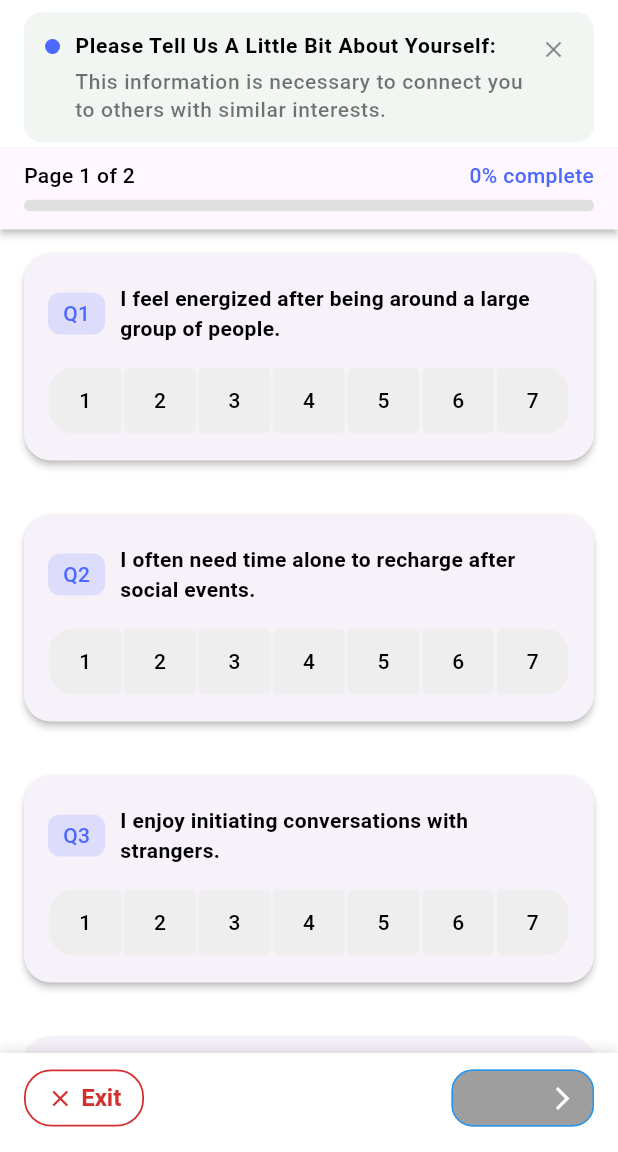
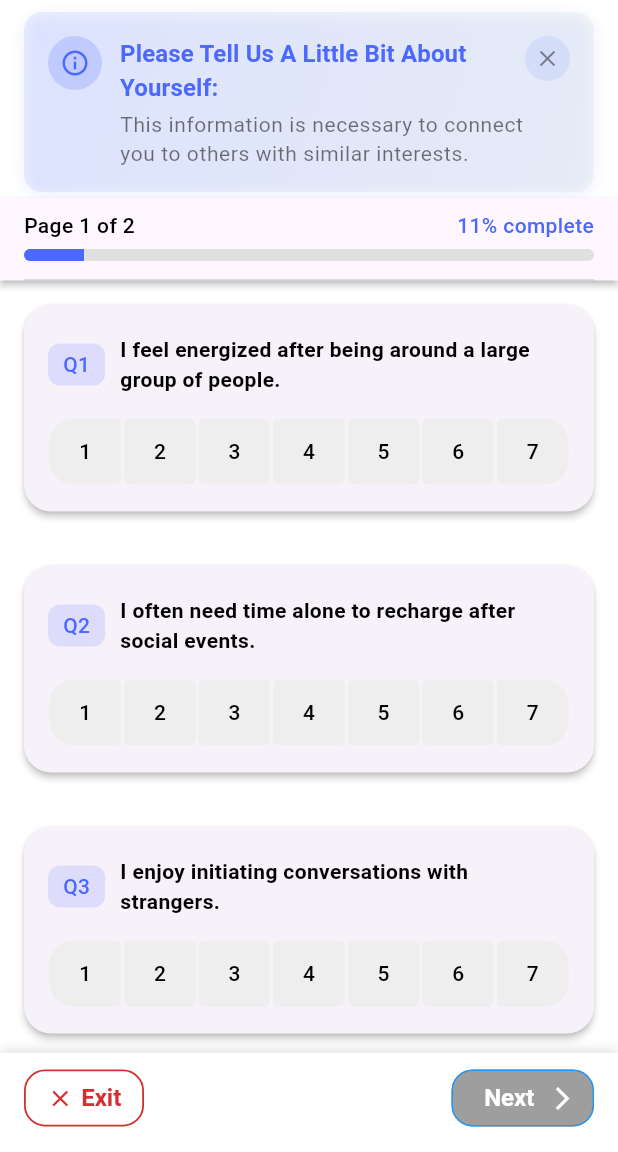
Before and after one commit to LucasKniska/Hey-You, a Flutter app: the PersonalityQuizPage screen opened directly, on a phone screen of 412 x 824 dp, the part 84-1236 px from its top. Run offline on Flutter 3.47's test engine with Material 3 defaults, Android fonts, the light colour scheme and no system bars; our stand-ins replace cloud_firestore, firebase_auth, firebase_core, flutter_animate, flutter_native_splash, geocoding and 5 more; accounts and stored records are empty; project files that could hold a hidden picture were left out.

Commit message:
Added FRQ, Updated Backend for new Question system

```diff
--- a/lib/Data/models/QuizQuestions.dart
+++ b/lib/Data/models/QuizQuestions.dart
@@ -17,9 +17,8 @@ final List<Question> questionList = <Question>[
   Question(title: 'I value objective logic over personal values when solving problems.', answer: 0, key: '15', type: 2),
   Question(title: 'I like having decisions settled well in advance.', answer: 0, key: '16', type: 2),
   Question(title: 'I keep my options open until the last possible moment.', answer: 0, key: '17', type: 2),
-  Question(title: 'Detailed schedules help me feel in control.', answer: 0, key: '18', type: 2),
-  Question(title: 'I’m comfortable adapting plans on the fly.', answer: 0, key: '19', type: 2),
-  Question(title: 'I prefer clear rules to spontaneous approaches.', answer: 0, key: '20', type: 2),
+  Question(title: 'What are your main interests?', answer: '', key: '20', type: 0),
+  Question(title: 'What are your current academic engagements?', answer: '', key: '23', type: 0),
 ];
 
 
@@ -27,7 +26,7 @@ final List<Question> questionList = <Question>[
 class Question {
 
   final String title;
-  int answer;
+  dynamic answer;
   String key;
   int type;
 
--- a/lib/Features/Authentication/controllers/signin_controller.dart
+++ b/lib/Features/Authentication/controllers/signin_controller.dart
@@ -55,6 +55,9 @@ class SignInController extends GetxController {
 
       // TODO Do internet check
 
+      final userCredentials = await AuthenticationRepository.instance.loginWithEmailAndPassword(email.text.trim(), password.text.trim());
+      Get.put(UserRepository());
+
       if (rememberMe.value) {
         localStorage.write('REMEMBER_EMAIL', email.text.trim());
         localStorage.write('REMEMBER_PASSWORD', password.text.trim());
@@ -62,9 +65,6 @@ class SignInController extends GetxController {
         localStorage.write('REMEMBER_EMAIL', '');
         localStorage.write('REMEMBER_PASSWORD', '');
       }
-
-      final userCredentials = await AuthenticationRepository.instance.loginWithEmailAndPassword(email.text.trim(), password.text.trim());
-      Get.put(UserRepository());
 
       currentUser = await UserRepository.instance.getUserById(userCredentials.user!.uid);
 
--- a/lib/Features/PersonalityQuiz/PersonalityQuiz.dart
+++ b/lib/Features/PersonalityQuiz/PersonalityQuiz.dart
@@ -1,10 +1,14 @@
 import 'package:flutter/material.dart';
+import 'package:get/get.dart';
+import 'package:get/get_core/src/get_main.dart';
 import 'package:hey_you/Common/topbar.dart';
 import 'package:hey_you/Features/PersonalityQuiz/personality_quiz_controller.dart';
 import 'package:hey_you/Features/PersonalityQuiz/subwidgets/leftCenteredIconButton.dart';
 import 'package:hey_you/Features/PersonalityQuiz/subwidgets/rightCenteredIconButton.dart';
 
+import '../../Common/navigation_menu.dart';
 import '../../Data/models/QuizQuestions.dart';
+import '../../Data/repositories/authentication/authentication_repository.dart';
 import '../../utils/constants/colors.dart';
 import '../../utils/constants/text_string.dart';
 
@@ -31,9 +35,9 @@ class _PersonalityQuizPageState extends State<PersonalityQuizPage>
   }
 
   bool get batchComplete =>
-      batchIndices.every((i) => (questionList[i].answer ?? 0) >= 1);
+      batchIndices.every((i) => questionList[i].type == 0 || (questionList[i].answer ?? 0) >= 1);
   double get progress =>
-      questionList.where((q) => (q.answer ?? 0) >= 1).length /
+      questionList.where((q) => q.type == 0 || (q.answer ?? 0) >= 1).length /
       questionList.length;
 
   // ── controllers ────────────────────────────────────────────────────
@@ -124,7 +128,7 @@ class _PersonalityQuizPageState extends State<PersonalityQuizPage>
           (context) => AlertDialog(
             title: const Text('Exit Quiz?'),
             content: const Text(
-              'Are you sure you want to exit? Your answers will be saved.',
+              'Are you sure you want to exit? You can choose to save or not to save.',
             ),
             actions: [
               TextButton(
@@ -132,12 +136,18 @@ class _PersonalityQuizPageState extends State<PersonalityQuizPage>
                 child: const Text('Cancel'),
               ),
               TextButton(
+                onPressed: () => {
+                  _exit(),
+                  Get.offAll(() => NavigationMenu())
+                }, child: const Text('Exit', style: TextStyle(color: Colors.red)),
+              ),
+              TextButton(
                 onPressed:
                     () => {
-                      Navigator.of(context).pop(true),
+                      Get.offAll(() => NavigationMenu()),
                       controller.submitQuiz(),
                     },
-                child: const Text('Exit', style: TextStyle(color: Colors.red)),
+                child: const Text('Exit and Save', style: TextStyle(color: Colors.red)),
               ),
             ],
           ),
@@ -156,6 +166,10 @@ class _PersonalityQuizPageState extends State<PersonalityQuizPage>
       return;
     }
     controller.submitQuiz();
+  }
+
+  void _exit() {
+    controller.initAnswers();
   }
 
   // ── build ─────────────────────────────────────────────────────────
@@ -177,53 +191,88 @@ class _PersonalityQuizPageState extends State<PersonalityQuizPage>
           // ── info banner ──
           AnimatedCrossFade(
             duration: const Duration(milliseconds: 250),
-            crossFadeState:
-                showInfo ? CrossFadeState.showFirst : CrossFadeState.showSecond,
+            crossFadeState: showInfo ? CrossFadeState.showFirst : CrossFadeState.showSecond,
             firstChild: Container(
               width: double.infinity,
               margin: const EdgeInsets.fromLTRB(16, 8, 16, 4),
-              padding: const EdgeInsets.fromLTRB(14, 12, 14, 12),
+              padding: const EdgeInsets.all(16),
               decoration: BoxDecoration(
-                color: TColors.secondary.withOpacity(.08),
+                gradient: LinearGradient(
+                  colors: [
+                    TColors.primary.withOpacity(0.1),
+                    TColors.secondary.withOpacity(0.05),
+                  ],
+                  begin: Alignment.topLeft,
+                  end: Alignment.bottomRight,
+                ),
                 borderRadius: BorderRadius.circular(12),
+                boxShadow: [
+                  BoxShadow(
+                    color: TColors.primary.withOpacity(0.1),
+                    blurRadius: 8,
+                    offset: const Offset(0, 2),
+                  ),
+                ],
               ),
               child: Row(
                 crossAxisAlignment: CrossAxisAlignment.start,
                 children: [
+                  // Info Icon
                   Container(
-                    width: 10,
-                    height: 10,
-                    margin: const EdgeInsets.only(top: 6),
+                    padding: const EdgeInsets.all(8),
                     decoration: BoxDecoration(
-                      color: accent,
+                      color: TColors.primary.withOpacity(0.2),
                       shape: BoxShape.circle,
                     ),
+                    child: Icon(
+                      Icons.info_outline,
+                      size: 20,
+                      color: TColors.primary,
                     ),
-                  const SizedBox(width: 10),
+                  ),
+                  const SizedBox(width: 12),
+                  // Text Content
                   Expanded(
                     child: Column(
                       crossAxisAlignment: CrossAxisAlignment.start,
                       children: [
                         Text(
                           TTexts.quizTitle,
-                          style: Theme.of(context).textTheme.bodyLarge
-                              ?.copyWith(fontWeight: FontWeight.w600),
+                          style: Theme.of(context).textTheme.titleSmall?.copyWith(
+                            fontWeight: FontWeight.bold,
+                            color: TColors.primary,
+                          ),
+                          maxLines: 2,
+                          overflow: TextOverflow.ellipsis,
                         ),
                         const SizedBox(height: 4),
                         Text(
                           TTexts.quizUnder,
-                          style: Theme.of(context).textTheme.bodySmall
-                              ?.copyWith(color: Colors.black54),
+                          style: Theme.of(context).textTheme.bodySmall?.copyWith(
+                            color: Colors.black54,
+                            fontWeight: FontWeight.w400,
+                          ),
+                          maxLines: 2,
+                          overflow: TextOverflow.ellipsis,
                         ),
                       ],
                     ),
                   ),
+                  // Close Button
                   InkWell(
-                    borderRadius: BorderRadius.circular(16),
+                    borderRadius: BorderRadius.circular(20),
                     onTap: () => setState(() => showInfo = false),
-                    child: const Padding(
-                      padding: EdgeInsets.all(4.0),
-                      child: Icon(Icons.close, size: 18, color: Colors.black45),
+                    child: Container(
+                      padding: const EdgeInsets.all(6),
+                      decoration: BoxDecoration(
+                        color: TColors.primary.withOpacity(0.1),
+                        shape: BoxShape.circle,
+                      ),
+                      child: const Icon(
+                        Icons.close,
+                        size: 18,
+                        color: Colors.black45,
+                      ),
                     ),
                   ),
                 ],
@@ -265,6 +314,7 @@ class _PersonalityQuizPageState extends State<PersonalityQuizPage>
                         ),
                   ),
                   const SizedBox(height: 12),
+                  const Divider(color: Colors.black12, height: 1)
                 ],
               ),
             ),
@@ -304,7 +354,7 @@ class _PersonalityQuizPageState extends State<PersonalityQuizPage>
                   itemBuilder: (_, i) {
                     final idx = batchIndices[i];
                     final q = questionList[idx];
-                    final answered = (q.answer ?? 0) >= 1;
+                    final answered = (q.answer != null && q.answer != '' && q.answer != 0);
 
                     return Card(
                       elevation: 2,
@@ -319,26 +369,21 @@ class _PersonalityQuizPageState extends State<PersonalityQuizPage>
                             Row(
                               children: [
                                 Container(
-                                  padding: const EdgeInsets.symmetric(
-                                    horizontal: 10,
-                                    vertical: 4,
-                                  ),
+                                  padding: const EdgeInsets.symmetric(horizontal: 10, vertical: 4),
                                   decoration: BoxDecoration(
-                                    color: accent.withOpacity(.15),
+                                    color: TColors.primary.withOpacity(.15),
                                     borderRadius: BorderRadius.circular(8),
                                   ),
                                   child: Text(
                                     'Q${idx + 1}',
-                                    style: TextStyle(color: accent),
+                                    style: TextStyle(color: TColors.primary),
                                   ),
                                 ),
                                 const SizedBox(width: 10),
                                 Expanded(
                                   child: Text(
                                     q.title,
-                                    style: const TextStyle(
-                                      fontWeight: FontWeight.w600,
-                                    ),
+                                    style: const TextStyle(fontWeight: FontWeight.w600),
                                   ),
                                 ),
                                 if (answered)
@@ -350,51 +395,51 @@ class _PersonalityQuizPageState extends State<PersonalityQuizPage>
                               ],
                             ),
                             const SizedBox(height: 16),
+                            if (q.type == 0) // Free-response question
+                              TextField(
+                                controller: controller.textControllers[q.key],
+                                onChanged: (value) {
+                                  setState(() {
+                                    q.answer = value; // Update the answer directly
+                                    controller.setAnswer(idx, value); // Update controller if needed
+                                  });
+                                },
+                                decoration: InputDecoration(
+                                  hintText: 'Enter your response...',
+                                  border: OutlineInputBorder(
+                                    borderRadius: BorderRadius.circular(8),
+                                  ),
+                                  filled: true,
+                                  fillColor: Colors.grey[100],
+                                ),
+                                maxLines: 3, // Allow multi-line input
+                                maxLength: 255,
+                              )
+                            else // Multiple-choice question
                               Row(
                                 children: List.generate(7, (n) {
                                   final sel = q.answer == n + 1;
                                   return Expanded(
                                     child: InkWell(
-                                    onTap:
-                                        () => setState(
-                                          () =>
-                                              controller.setAnswer(idx, n + 1),
-                                        ),
+                                      onTap: () => setState(() => controller.setAnswer(idx, n + 1)),
                                       child: AnimatedContainer(
-                                      duration: const Duration(
-                                        milliseconds: 150,
-                                      ),
-                                      margin: const EdgeInsets.symmetric(
-                                        horizontal: 1,
-                                      ),
-                                      padding: const EdgeInsets.symmetric(
-                                        vertical: 12,
-                                      ),
+                                        duration: const Duration(milliseconds: 150),
+                                        margin: const EdgeInsets.symmetric(horizontal: 1),
+                                        padding: const EdgeInsets.symmetric(vertical: 12),
                                         decoration: BoxDecoration(
-                                        color: sel ? accent : Colors.grey[200],
+                                          color: sel ? TColors.primary : Colors.grey[200],
                                           borderRadius: BorderRadius.only(
-                                          topLeft: Radius.circular(
-                                            n == 0 ? 16 : 4,
-                                          ),
-                                          bottomLeft: Radius.circular(
-                                            n == 0 ? 16 : 4,
-                                          ),
-                                          topRight: Radius.circular(
-                                            n == 6 ? 16 : 4,
-                                          ),
-                                          bottomRight: Radius.circular(
-                                            n == 6 ? 16 : 4,
-                                          ),
+                                            topLeft: Radius.circular(n == 0 ? 16 : 4),
+                                            bottomLeft: Radius.circular(n == 0 ? 16 : 4),
+                                            topRight: Radius.circular(n == 6 ? 16 : 4),
+                                            bottomRight: Radius.circular(n == 6 ? 16 : 4),
                                           ),
                                         ),
                                         child: Center(
                                           child: Text(
                                             '${n + 1}',
                                             style: TextStyle(
-                                            color:
-                                                sel
-                                                    ? Colors.white
-                                                    : Colors.black,
+                                              color: sel ? Colors.white : Colors.black,
                                             ),
                                           ),
                                         ),
@@ -441,7 +486,7 @@ class _PersonalityQuizPageState extends State<PersonalityQuizPage>
                           foregroundColor: Colors.red[600],
                           elevation: 0,
                           shape: RoundedRectangleBorder(
-                            borderRadius: BorderRadius.circular(18),
+                            borderRadius: BorderRadius.circular(14),
                           ),
                           side: const BorderSide(
                             color: Color(0xFFD32F2F),
@@ -470,9 +515,12 @@ class _PersonalityQuizPageState extends State<PersonalityQuizPage>
                   )
                 else if (currentBatch == numBatches - 1)
                   Expanded(
+                    flex: 2,
+                    child: Align(
+                      alignment: Alignment.centerLeft,
                       child: ElevatedButton(
                         style: ElevatedButton.styleFrom(
-                        minimumSize: const Size(0, 38),
+                          minimumSize: const Size(80, 38),
                           backgroundColor: Colors.white,
                           foregroundColor: TColors.primary,
                           elevation: 0,
@@ -484,12 +532,13 @@ class _PersonalityQuizPageState extends State<PersonalityQuizPage>
                         ),
                         onPressed: _back,
                         child: Row(
-                        mainAxisAlignment: MainAxisAlignment.center,
+                          mainAxisSize: MainAxisSize.min,
                           children: const [
                             Icon(Icons.arrow_back_ios_new, size: 18),
                             SizedBox(width: 5),
                             Text('Back'),
                           ],
+                        ),
                       ),
                     ),
                   )
@@ -504,14 +553,14 @@ class _PersonalityQuizPageState extends State<PersonalityQuizPage>
                         Expanded(
                           child: ElevatedButton(
                             style: ElevatedButton.styleFrom(
-                              minimumSize: const Size(0, 38),
+                              minimumSize: const Size(80, 38),
                               backgroundColor: Colors.white,
                               foregroundColor: TColors.primary,
                               elevation: 0,
                               shape: const RoundedRectangleBorder(
                                 borderRadius: BorderRadius.only(
-                                  topLeft: Radius.circular(18),
-                                  bottomLeft: Radius.circular(18),
+                                  topLeft: Radius.circular(12),
+                                  bottomLeft: Radius.circular(12),
                                   topRight: Radius.circular(0),
                                   bottomRight: Radius.circular(0),
                                 ),
@@ -524,7 +573,7 @@ class _PersonalityQuizPageState extends State<PersonalityQuizPage>
                             ),
                             onPressed: _back,
                             child: Row(
-                              mainAxisAlignment: MainAxisAlignment.center,
+                              mainAxisSize: MainAxisSize.min,
                               children: const [
                                 Icon(Icons.arrow_back_ios_new, size: 18),
                                 SizedBox(width: 5),
@@ -543,7 +592,7 @@ class _PersonalityQuizPageState extends State<PersonalityQuizPage>
                         Expanded(
                           child: ElevatedButton(
                             style: ElevatedButton.styleFrom(
-                              minimumSize: const Size(0, 38),
+                              minimumSize: const Size(80, 38),
                               backgroundColor: Colors.white,
                               foregroundColor: Colors.red[600],
                               elevation: 0,
@@ -551,8 +600,8 @@ class _PersonalityQuizPageState extends State<PersonalityQuizPage>
                                 borderRadius: BorderRadius.only(
                                   topLeft: Radius.circular(0),
                                   bottomLeft: Radius.circular(0),
-                                  topRight: Radius.circular(18),
-                                  bottomRight: Radius.circular(18),
+                                  topRight: Radius.circular(14),
+                                  bottomRight: Radius.circular(14),
                                 ),
                               ),
                               side: const BorderSide(
@@ -563,7 +612,7 @@ class _PersonalityQuizPageState extends State<PersonalityQuizPage>
                             ),
                             onPressed: _exitQuiz,
                             child: Row(
-                              mainAxisAlignment: MainAxisAlignment.center,
+                              mainAxisSize: MainAxisSize.min,
                               children: const [
                                 Icon(
                                   Icons.close,
--- a/lib/Features/PersonalityQuiz/subwidgets/rightCenteredIconButton.dart
+++ b/lib/Features/PersonalityQuiz/subwidgets/rightCenteredIconButton.dart
@@ -27,7 +27,7 @@ Widget rightCenteredButton({
             child: Text(
               label,
               textAlign: TextAlign.center,
-              style: const TextStyle(fontWeight: FontWeight.w600),
+              style: const TextStyle(fontWeight: FontWeight.w600, color: Colors.white),
             ),
           ),
         ),
--- a/pubspec.yaml
+++ b/pubspec.yaml
@@ -42,8 +42,8 @@ dependencies:
   get_storage: ^2.1.1
 
   # Firebase
-  firebase_core: ^3.13.0
-  firebase_auth: ^5.5.2
+  firebase_core: ^3.15.1
+  firebase_auth: ^5.6.2
   cloud_firestore: ^5.6.6
 
 
```
Also changed, not shown: lib/Data/models/UserModel.dart (+11 -4 lines), lib/Data/repositories/user/user_repository.dart (+10 -1 lines), lib/Features/PersonalityQuiz/personality_quiz_controller.dart (+32 -19 lines), 1 other file. Lines whose indentation alone changed are shown as unchanged.
